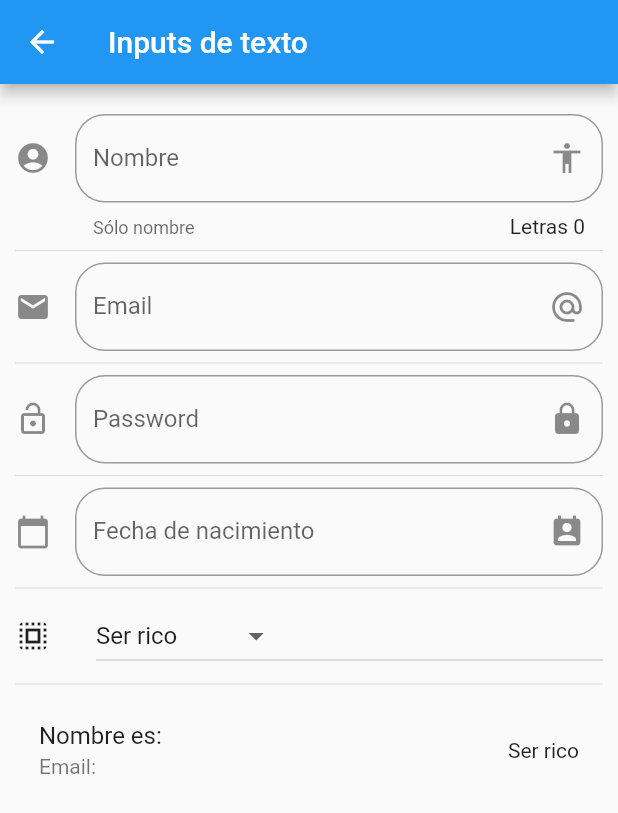
After one commit to humeurRd/FlutterMilton, a Flutter app: the InputPage screen opened by its route, on a phone screen of 412 x 824 dp. The commit adds this screen. Shown: the top 813 px of the screen. Run offline on Flutter 3.47's test engine with Material 2 defaults, Android fonts, the phone set to English and light mode, and no system bars.

Commit message:
App completa

```diff
--- a/data/menu_opts.json
+++ b/data/menu_opts.json
@@ -19,6 +19,21 @@
             "ruta": "animatedContainer",
             "icon": "games_rounded",
             "texto": "Animated Container"
+        },
+        {
+            "ruta": "inputs",
+            "icon": "input",
+            "texto": "Inputs"
+        },
+        {
+            "ruta": "slider",
+            "icon": "tune",
+            "texto": "Sliders - Checks"
+        },
+        {
+            "ruta": "list",
+            "icon": "list",
+            "texto": "Listas y Scroll"
         }
     ]
 }
--- a/lib/src/pages/home_temp.dart
+++ b/lib/src/pages/home_temp.dart
@@ -19,7 +19,7 @@ class HomePageTemp extends StatelessWidget {
 
   List<Widget> _crearItems(){
 
-    List<Widget> lista = new List<Widget>();
+    List<Widget> lista = [];
 
     for (String opt in opciones) {
 
--- /dev/null
+++ b/lib/src/pages/input_page.dart
@@ -0,0 +1,204 @@
+import 'package:flutter/material.dart';
+
+class InputPage extends StatefulWidget {
+  @override
+  _InputPageState createState() => _InputPageState();
+}
+
+class _InputPageState extends State<InputPage> {
+
+  String _nombre = '';
+  String _email = '';
+  String _fecha = '';
+
+  String _opcionSeleccionada = 'Ser rico';
+
+  List<String> _poderes = ['Ser rico','Volar', 'Rayos x', 'Super Aliento', 'Super Fuerza'];
+
+  TextEditingController _inputFieldDateController = new TextEditingController();
+
+  @override
+  Widget build(BuildContext context) {
+    return Scaffold(
+      appBar: AppBar(
+        title: Text('Inputs de texto'),
+      ),
+      body: ListView(
+        padding: EdgeInsets.symmetric(horizontal: 10.0, vertical: 20.0),
+        children: [
+          _crearInput(),
+          Divider(),
+          _crearEmail(),
+          Divider(),
+          _crearPassword(),
+          Divider(),
+          _crearFecha(context),
+          Divider(),
+          _crearDropdown(),
+          Divider(),
+          _crearPersona(),
+
+        ],
+      ),
+    );
+  }
+
+  Widget  _crearInput(){
+
+    return TextField(
+      // autofocus: true,
+      textCapitalization: TextCapitalization.sentences,
+      decoration: InputDecoration(
+        border: OutlineInputBorder(
+          borderRadius: BorderRadius.circular(20.0)
+        ),
+        counter: Text('Letras ${_nombre.length}'),
+        hintText: 'Nombre de la persona',
+        labelText: 'Nombre',
+        helperText: 'Sólo nombre',
+        suffixIcon: Icon(Icons.accessibility),
+        icon: Icon(Icons.account_circle),
+      ),
+      onChanged: (valor){
+
+        _nombre = valor;
+        setState(() {
+
+        });
+      },
+    );
+
+  }
+
+  Widget _crearEmail(){
+
+    return TextField(
+      keyboardType: TextInputType.emailAddress,
+      decoration: InputDecoration(
+        border: OutlineInputBorder(
+          borderRadius: BorderRadius.circular(20.0)
+        ),
+        hintText: 'Email',
+        labelText: 'Email',
+        suffixIcon: Icon(Icons.alternate_email),
+        icon: Icon(Icons.email),
+      ),
+      onChanged: (valor)=> setState(() { _email = valor; })
+      ,
+    );
+
+  }
+
+  Widget _crearPassword(){
+
+    return TextField(
+      obscureText: true,
+      decoration: InputDecoration(
+        border: OutlineInputBorder(
+          borderRadius: BorderRadius.circular(20.0)
+        ),
+        hintText: 'Password',
+        labelText: 'Password',
+        suffixIcon: Icon(Icons.lock),
+        icon: Icon(Icons.lock_open),
+      ),
+      onChanged: (valor)=> setState(() { _email = valor; })
+      ,
+    );
+
+  }
+
+  Widget _crearFecha(BuildContext context){
+
+    return TextField(
+      enableInteractiveSelection: false,
+      controller: _inputFieldDateController,
+      decoration: InputDecoration(
+        border: OutlineInputBorder(
+          borderRadius: BorderRadius.circular(20.0)
+        ),
+        hintText: 'Fecha de nacimiento',
+        labelText: 'Fecha de nacimiento',
+        suffixIcon: Icon(Icons.perm_contact_calendar),
+        icon: Icon(Icons.calendar_today),
+      ),
+      onTap: (){
+
+        FocusScope.of(context).requestFocus(new FocusNode());
+        _selectDate( context );
+
+      },
+    );
+
+  }
+
+  _selectDate(BuildContext context) async {
+
+    DateTime picked = await showDatePicker(
+      context: context,
+      initialDate: new DateTime.now(),
+      firstDate: new DateTime(1999),
+      lastDate: new DateTime(2025),
+      locale: Locale('es', 'ES')
+    );
+
+    if(picked != null){
+      setState(() {
+        _fecha = picked.toString();
+        _inputFieldDateController.text = _fecha;
+      });
+    }
+  }
+
+  List<DropdownMenuItem<String>> getOpcionesDropdown(){
+
+    List<DropdownMenuItem<String>> lista = [];
+
+    _poderes.forEach((poder) {
+
+      lista.add(DropdownMenuItem(
+        child: Text(poder),
+        value: poder,
+      ));
+
+    });
+
+    return lista;
+
+  }
+
+  Widget _crearDropdown(){
+
+    return Row(
+      children: [
+        Icon(Icons.select_all),
+        SizedBox(width: 30.0,),
+        Expanded(
+          child: DropdownButton(
+            value: _opcionSeleccionada,
+            items: getOpcionesDropdown(),
+            onChanged: (opt){
+
+                setState(() {
+                  _opcionSeleccionada = opt;
+                });
+
+            },
+          ),
+        ),
+      ],
+    );
+
+  }
+
+  Widget _crearPersona(){
+    return ListTile(
+      title: Text('Nombre es: $_nombre'),
+      subtitle: Text('Email: $_email'),
+      trailing: Text(_opcionSeleccionada),
+
+    );
+
+  }
+
+}
--- a/lib/src/routes/routes.dart
+++ b/lib/src/routes/routes.dart
@@ -1,3 +1,6 @@
+import 'package:componentes/src/pages/input_page.dart';
+import 'package:componentes/src/pages/listview_page.dart';
+import 'package:componentes/src/pages/slider_page.dart';
 import 'package:flutter/material.dart';
 
 import 'package:componentes/src/pages/alert_page.dart';
@@ -15,6 +18,9 @@ Map<String, WidgetBuilder> getApplicationRoutes(){
         'avatar' : (BuildContext context) => AvatarPage(),
         'card': (BuildContext context) => CardPage(),
         'animatedContainer' : (BuildContext context) => AnimatedContainerPage(),
+        'inputs' : (BuildContext context) => InputPage(),
+        'slider' : (BuildContext context) => SliderPage(),
+        'list' : (BuildContext context) => ListaPage(),
 
   };
 
--- a/lib/src/utils/icon_string_util.dart
+++ b/lib/src/utils/icon_string_util.dart
@@ -6,6 +6,9 @@ final _icons = <String, IconData>{
   'accessibility': Icons.accessibility,
   'folder_open': Icons.folder_open,
   'games_rounded' : Icons.games_rounded,
+  'input' : Icons.input,
+  'tune' : Icons.tune,
+  'list' : Icons.list,
 
 };
 
--- a/pubspec.yaml
+++ b/pubspec.yaml
@@ -22,6 +22,8 @@ environment:
 
 dependencies:
   flutter:
+    sdk: flutter
+  flutter_localizations:
     sdk: flutter
 
 
```
Also changed, not shown: lib/main.dart (+17 -0 lines), lib/src/pages/animated_container.dart (+18 -7 lines), lib/src/pages/listview_page.dart (added, +145 -0 lines), lib/src/pages/slider_page.dart (added, +95 -0 lines), pubspec.lock.
